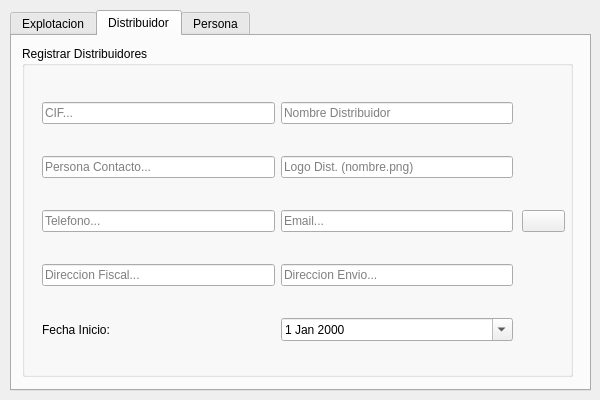
This is ui/dialogs/datos_dialog.ui in franciscocontreras93/agrae as Qt 5 draws it before an edit. The edited form follows.
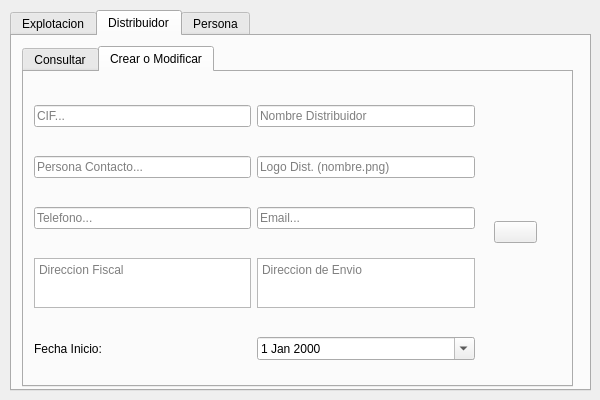
This is the edited form. The open tabs and pages were chosen to show the change.

```diff
--- a/ui/dialogs/datos_dialog.ui
+++ b/ui/dialogs/datos_dialog.ui
@@ -223,130 +223,269 @@
     <attribute name="title">
      <string>Distribuidor</string>
     </attribute>
-    <widget class="QGroupBox" name="groupBox_4">
+    <widget class="QTabWidget" name="tab_dist">
      <property name="geometry">
       <rect>
        <x>10</x>
        <y>10</y>
        <width>551</width>
-       <height>331</height>
+       <height>341</height>
       </rect>
      </property>
-     <property name="title">
-      <string>Registrar Distribuidores</string>
+     <property name="focusPolicy">
+      <enum>Qt::NoFocus</enum>
      </property>
+     <property name="tabPosition">
+      <enum>QTabWidget::North</enum>
+     </property>
+     <property name="currentIndex">
+      <number>1</number>
+     </property>
+     <widget class="QWidget" name="tab_6">
+      <attribute name="title">
+       <string>Consultar</string>
+      </attribute>
+      <widget class="QWidget" name="horizontalLayoutWidget_3">
+       <property name="geometry">
+        <rect>
+         <x>20</x>
+         <y>10</y>
+         <width>451</width>
+         <height>31</height>
+        </rect>
+       </property>
+       <layout class="QHBoxLayout" name="horizontalLayout_3">
+        <item>
+         <widget class="QLabel" name="label_2">
+          <property name="text">
+           <string>Buscar:</string>
+          </property>
+         </widget>
+        </item>
+        <item>
+         <widget class="QLineEdit" name="search_dist"/>
+        </item>
+       </layout>
+      </widget>
+      <widget class="QTableWidget" name="table_dist">
+       <property name="geometry">
+        <rect>
+         <x>20</x>
+         <y>60</y>
+         <width>451</width>
+         <height>241</height>
+        </rect>
+       </property>
+       <property name="editTriggers">
+        <set>QAbstractItemView::NoEditTriggers</set>
+       </property>
+       <property name="selectionBehavior">
+        <enum>QAbstractItemView::SelectRows</enum>
+       </property>
+       <column>
+        <property name="text">
+         <string>iddistribuidor</string>
+        </property>
+       </column>
+       <column>
+        <property name="text">
+         <string>CIF</string>
+        </property>
+       </column>
+       <column>
+        <property name="text">
+         <string>Nombre</string>
+        </property>
+       </column>
+       <column>
+        <property name="text">
+         <string>Persona Contacto</string>
+        </property>
+       </column>
+       <column>
+        <property name="text">
+         <string>Telefono</string>
+        </property>
+       </column>
+       <column>
+        <property name="text">
+         <string>Email</string>
+        </property>
+       </column>
+       <column>
+        <property name="text">
+         <string>Direccion Fiscal</string>
+        </property>
+       </column>
+       <column>
+        <property name="text">
+         <string>Direccion Envio</string>
+        </property>
+       </column>
+       <column>
+        <property name="text">
+         <string>Fecha Inicio</string>
+        </property>
+       </column>
+      </widget>
+      <widget class="QWidget" name="verticalLayoutWidget_3">
+       <property name="geometry">
+        <rect>
+         <x>490</x>
+         <y>60</y>
+         <width>43</width>
+         <height>241</height>
+        </rect>
+       </property>
+       <layout class="QVBoxLayout" name="verticalLayout_4">
+        <item>
+         <widget class="QPushButton" name="btn_delete_dist">
+          <property name="enabled">
+           <bool>true</bool>
+          </property>
+          <property name="focusPolicy">
+           <enum>Qt::NoFocus</enum>
+          </property>
+          <property name="text">
+           <string/>
+          </property>
+         </widget>
+        </item>
+       </layout>
+      </widget>
+     </widget>
+     <widget class="QWidget" name="tab_7">
+      <attribute name="title">
+       <string>Crear o Modificar</string>
+      </attribute>
+      <widget class="QWidget" name="verticalLayoutWidget_5">
+       <property name="geometry">
+        <rect>
+         <x>470</x>
+         <y>10</y>
+         <width>43</width>
+         <height>301</height>
+        </rect>
+       </property>
+       <layout class="QVBoxLayout" name="verticalLayout_6">
+        <item>
+         <widget class="QPushButton" name="btn_save_dist">
+          <property name="focusPolicy">
+           <enum>Qt::NoFocus</enum>
+          </property>
+          <property name="text">
+           <string/>
+          </property>
+         </widget>
+        </item>
+       </layout>
+      </widget>
      <widget class="QWidget" name="gridLayoutWidget_3">
       <property name="geometry">
        <rect>
-        <x>20</x>
-        <y>30</y>
-        <width>471</width>
-        <height>291</height>
-       </rect>
-      </property>
-      <layout class="QGridLayout" name="gridLayout_3">
+         <x>10</x>
+         <y>10</y>
+         <width>441</width>
+         <height>301</height>
+        </rect>
+       </property>
+       <layout class="QGridLayout" name="gridLayout_4">
+        <item row="2" column="0">
+         <widget class="QLineEdit" name="phone_dist">
+          <property name="placeholderText">
+           <string>Telefono...</string>
+          </property>
+         </widget>
+        </item>
+        <item row="0" column="1">
+         <widget class="QLineEdit" name="name_dist">
+          <property name="text">
+           <string/>
+          </property>
+          <property name="placeholderText">
+           <string>Nombre Distribuidor</string>
+          </property>
+         </widget>
+        </item>
+        <item row="4" column="0">
+         <widget class="QLabel" name="label_7">
+          <property name="text">
+           <string>Fecha Inicio:</string>
+          </property>
+         </widget>
+        </item>
+        <item row="2" column="1">
+         <widget class="QLineEdit" name="email_dist">
+          <property name="placeholderText">
+           <string>Email...</string>
+          </property>
+         </widget>
+        </item>
+        <item row="1" column="1">
+         <widget class="QLineEdit" name="icon_dist">
+          <property name="text">
+           <string/>
+          </property>
+          <property name="readOnly">
+           <bool>true</bool>
+          </property>
+          <property name="placeholderText">
+           <string>Logo Dist. (nombre.png)</string>
+          </property>
+          <property name="clearButtonEnabled">
+           <bool>true</bool>
+          </property>
+         </widget>
+        </item>
        <item row="0" column="0">
-        <widget class="QLineEdit" name="ln_cif">
+         <widget class="QLineEdit" name="cif_dist">
          <property name="placeholderText">
           <string>CIF...</string>
          </property>
         </widget>
        </item>
        <item row="1" column="0">
-        <widget class="QLineEdit" name="ln_contacto">
+         <widget class="QLineEdit" name="contact_dist">
          <property name="placeholderText">
           <string>Persona Contacto...</string>
          </property>
         </widget>
        </item>
-       <item row="3" column="1">
-        <widget class="QLineEdit" name="ln_direccionEnvio">
-         <property name="text">
-          <string/>
-         </property>
-         <property name="placeholderText">
-          <string>Direccion Envio...</string>
-         </property>
-        </widget>
-       </item>
-       <item row="2" column="0">
-        <widget class="QLineEdit" name="ln_distTelefono">
-         <property name="placeholderText">
-          <string>Telefono...</string>
-         </property>
-        </widget>
-       </item>
-       <item row="3" column="0">
-        <widget class="QLineEdit" name="ln_direccionFiscal">
-         <property name="text">
-          <string/>
-         </property>
-         <property name="placeholderText">
-          <string>Direccion Fiscal...</string>
-         </property>
-        </widget>
-       </item>
-       <item row="1" column="1">
-        <widget class="QLineEdit" name="ln_icono">
-         <property name="text">
-          <string/>
-         </property>
-         <property name="placeholderText">
-          <string>Logo Dist. (nombre.png)</string>
-         </property>
-        </widget>
-       </item>
-       <item row="2" column="1">
-        <widget class="QLineEdit" name="ln_distEmail">
-         <property name="placeholderText">
-          <string>Email...</string>
-         </property>
-        </widget>
-       </item>
-       <item row="0" column="1">
-        <widget class="QLineEdit" name="ln_distNombre">
-         <property name="text">
-          <string/>
-         </property>
-         <property name="placeholderText">
-          <string>Nombre Distribuidor</string>
-         </property>
-        </widget>
-       </item>
        <item row="4" column="1">
-        <widget class="QDateEdit" name="date_inicio">
+         <widget class="QDateEdit" name="date_start">
          <property name="calendarPopup">
           <bool>true</bool>
          </property>
         </widget>
        </item>
-       <item row="4" column="0">
-        <widget class="QLabel" name="label_4">
-         <property name="text">
-          <string>Fecha Inicio:</string>
-         </property>
-        </widget>
-       </item>
-      </layout>
-     </widget>
-     <widget class="QWidget" name="verticalLayoutWidget_5">
-      <property name="geometry">
-       <rect>
-        <x>500</x>
-        <y>30</y>
-        <width>43</width>
-        <height>291</height>
-       </rect>
-      </property>
-      <layout class="QVBoxLayout" name="verticalLayout_5">
-       <item>
-        <widget class="QPushButton" name="pushButton_5">
-         <property name="text">
-          <string/>
+        <item row="3" column="1">
+         <widget class="QPlainTextEdit" name="dir_env_dist">
+          <property name="maximumSize">
+           <size>
+            <width>16777215</width>
+            <height>50</height>
+           </size>
+          </property>
+          <property name="placeholderText">
+           <string>Direccion de Envio</string>
+          </property>
+         </widget>
+        </item>
+        <item row="3" column="0">
+         <widget class="QPlainTextEdit" name="dir_fisc_dist">
+          <property name="maximumSize">
+           <size>
+            <width>16777215</width>
+            <height>50</height>
+           </size>
+          </property>
+          <property name="placeholderText">
+           <string>Direccion Fiscal</string>
          </property>
         </widget>
        </item>
       </layout>
+      </widget>
      </widget>
     </widget>
    </widget>
```
Left out of the diff: 221 changed lines with no effect on the pictures. Lines whose indentation alone changed are shown as unchanged.
